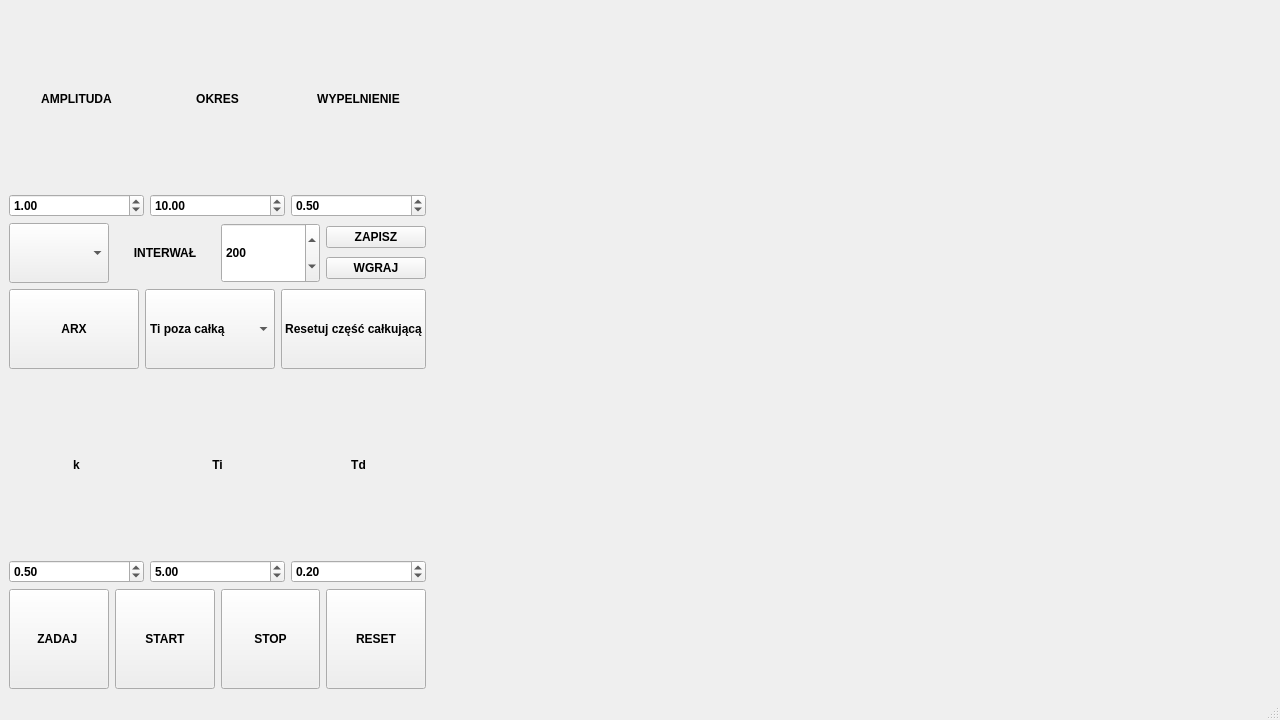
Old version of the form mainwindow.ui in the repository BartWoj28/SUAR_po_wymianie.
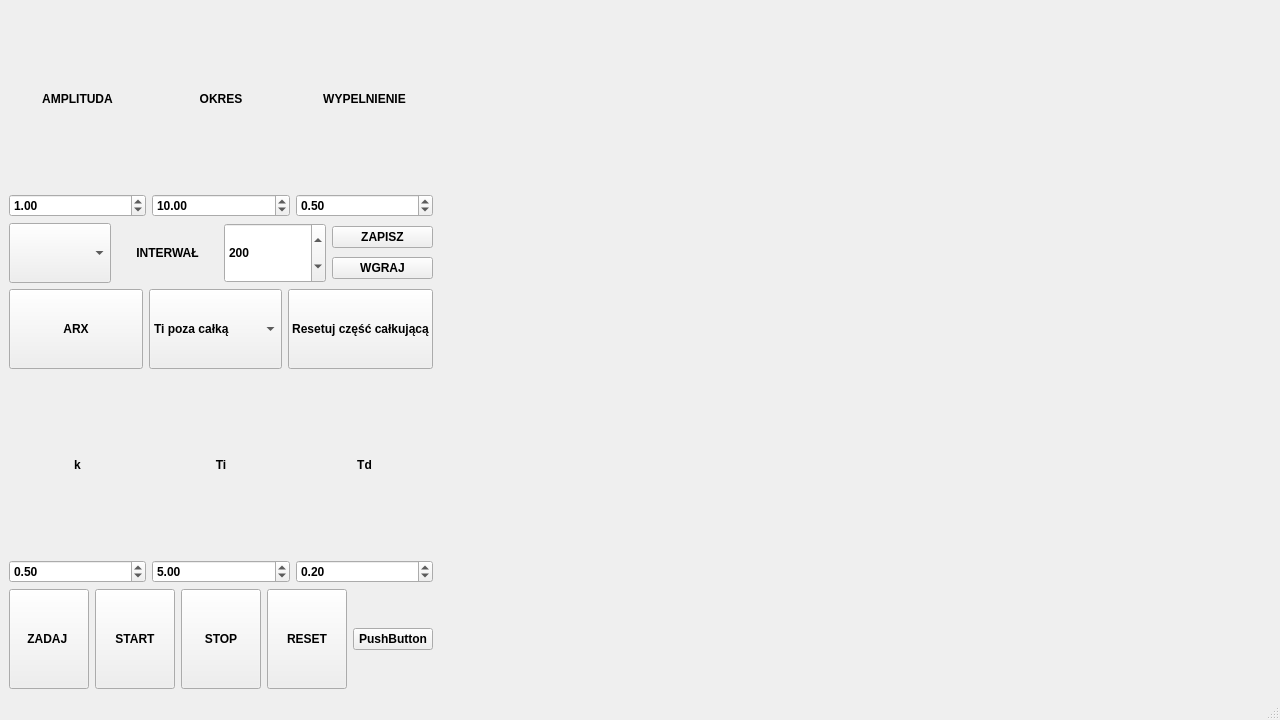
New version of the form.

```diff
--- a/mainwindow.ui
+++ b/mainwindow.ui
@@ -177,7 +177,7 @@
      </layout>
     </item>
     <item row="4" column="0">
-     <layout class="QHBoxLayout" name="horizontalLayout">
+     <layout class="QHBoxLayout" name="horizontalLayout" stretch="0,0,0,0,0">
       <item>
        <widget class="QPushButton" name="startButton">
         <property name="minimumSize">
@@ -242,6 +242,13 @@
         </property>
        </widget>
       </item>
+      <item>
+       <widget class="QPushButton" name="pushButton">
+        <property name="text">
+         <string>PushButton</string>
+        </property>
+       </widget>
+      </item>
      </layout>
     </item>
     <item row="0" column="0">
```
Left out of the diff: 52 changed lines with no effect on the pictures.
